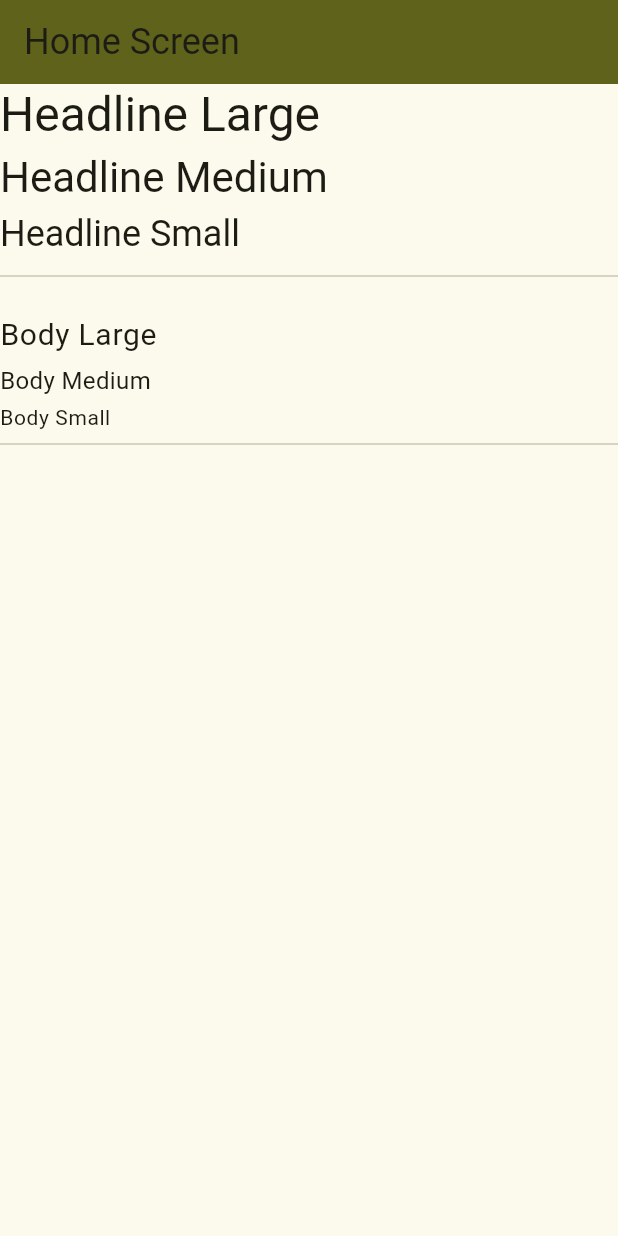
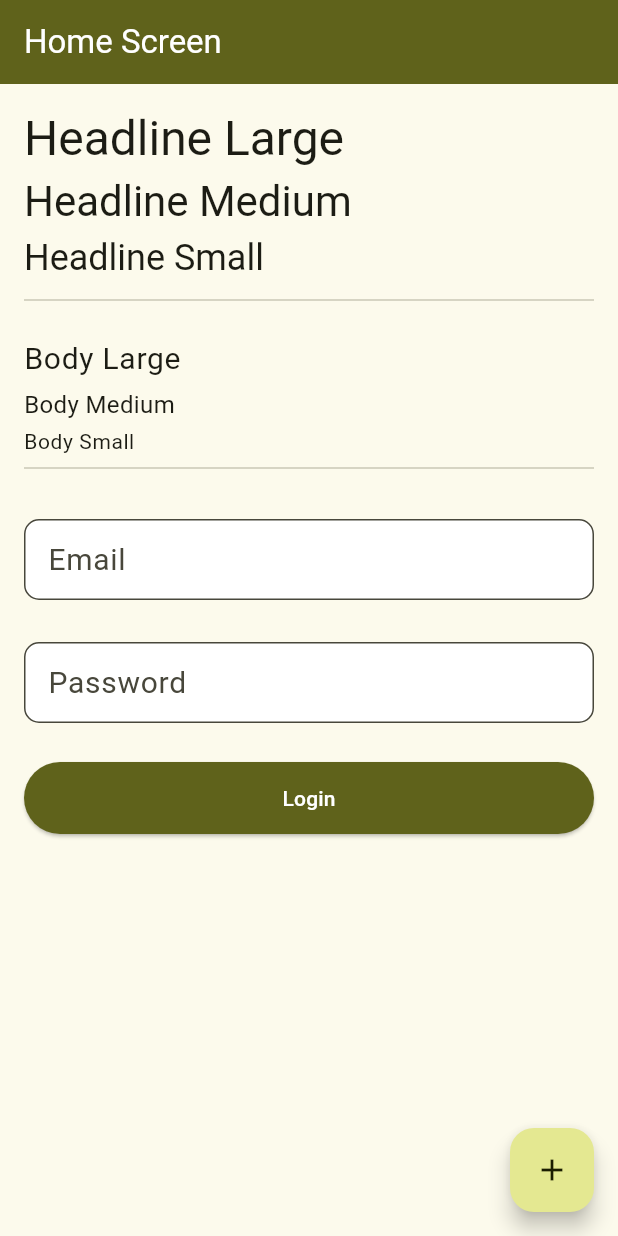
Before and after one commit to Brian1011/flutter_design_language, a Flutter app: the screen it shows after launch, on a phone screen of 412 x 824 dp. Run offline on Flutter 3.47's test engine with Material 3 defaults, Android fonts, the phone set to English and light mode, and no system bars.

Commit message:
style button

```diff
--- a/lib/core/styles/theme.dart
+++ b/lib/core/styles/theme.dart
@@ -39,7 +39,7 @@ final ThemeData lightTheme = ThemeData(
   ),
   appBarTheme: const AppBarTheme(
     backgroundColor: primaryColor,
-    //foregroundColor: Colors.white,
+    foregroundColor: Colors.white,
     actionsIconTheme: IconThemeData(color: Colors.white),
   ),
   textTheme: const TextTheme(
@@ -60,8 +60,9 @@ final ThemeData lightTheme = ThemeData(
   ),
   elevatedButtonTheme: ElevatedButtonThemeData(
     style: ButtonStyle(
+      minimumSize: MaterialStateProperty.all(const Size(double.infinity, 48.0)),
       backgroundColor: MaterialStateProperty.all(primaryColor),
-      // foregroundColor: MaterialStateProperty.all(Colors.white),
+      foregroundColor: MaterialStateProperty.all(Colors.white),
     ),
   ),
   outlinedButtonTheme: OutlinedButtonThemeData(
--- a/lib/home_screen.dart
+++ b/lib/home_screen.dart
@@ -14,10 +14,11 @@ class _HomeScreenState extends State<HomeScreen> {
   Widget build(BuildContext context) {
     return Scaffold(
         appBar: AppBar(
-        title: Text('Home Screen',
-            style: Theme.of(context).textTheme.headlineSmall),
+          title: const Text('Home Screen'),
         ),
-      body: Center(
+        body: Container(
+          padding: const EdgeInsets.all(16),
+          child: Center(
             child: ListView(
               children: [
                 Text(
@@ -53,10 +54,15 @@ class _HomeScreenState extends State<HomeScreen> {
                 ),
                 const Divider(),
                 verticalSpaceMedium,
+                const FormWidget(),
               ],
             ),
           ),
-    );
+        ),
+        floatingActionButton: FloatingActionButton(
+          onPressed: () {},
+          child: const Icon(Icons.add),
+        ));
   }
 }
 
```
Lines whose indentation alone changed are shown as unchanged.
